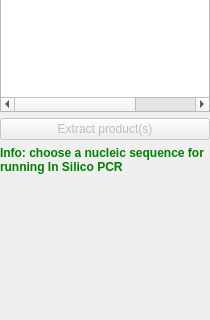
The window that src/plugins/pcr/src/ui/InSilicoPcrOptionPanelWidget.ui (violethaze74/ugene) describes before a commit, drawn with Qt 5; both pictures show x 0 to 210 and y 216 to 536 of the 210 by 657 pixel window.
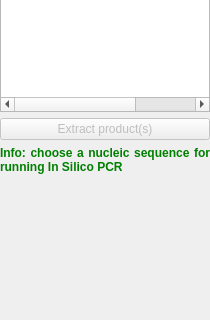
The same window after the commit. Custom widgets are drawn as their Qt base class.

What changed in the file:
```diff
--- a/src/plugins/pcr/src/ui/InSilicoPcrOptionPanelWidget.ui
+++ b/src/plugins/pcr/src/ui/InSilicoPcrOptionPanelWidget.ui
@@ -213,6 +213,9 @@
      <property name="text">
       <string>Info: choose a nucleic sequence for running In Silico PCR</string>
      </property>
+     <property name="alignment">
+      <set>Qt::AlignJustify|Qt::AlignVCenter</set>
+     </property>
      <property name="wordWrap">
       <bool>true</bool>
      </property>
```
Left out of the diff: 6 changed lines with no effect on the pictures.
